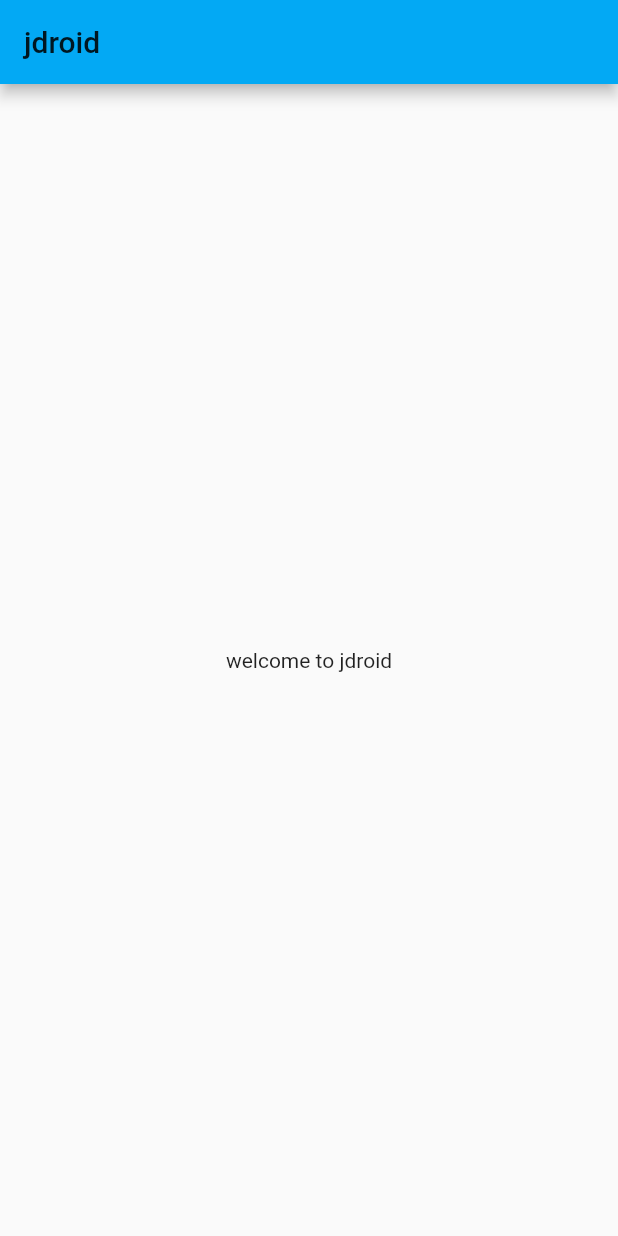
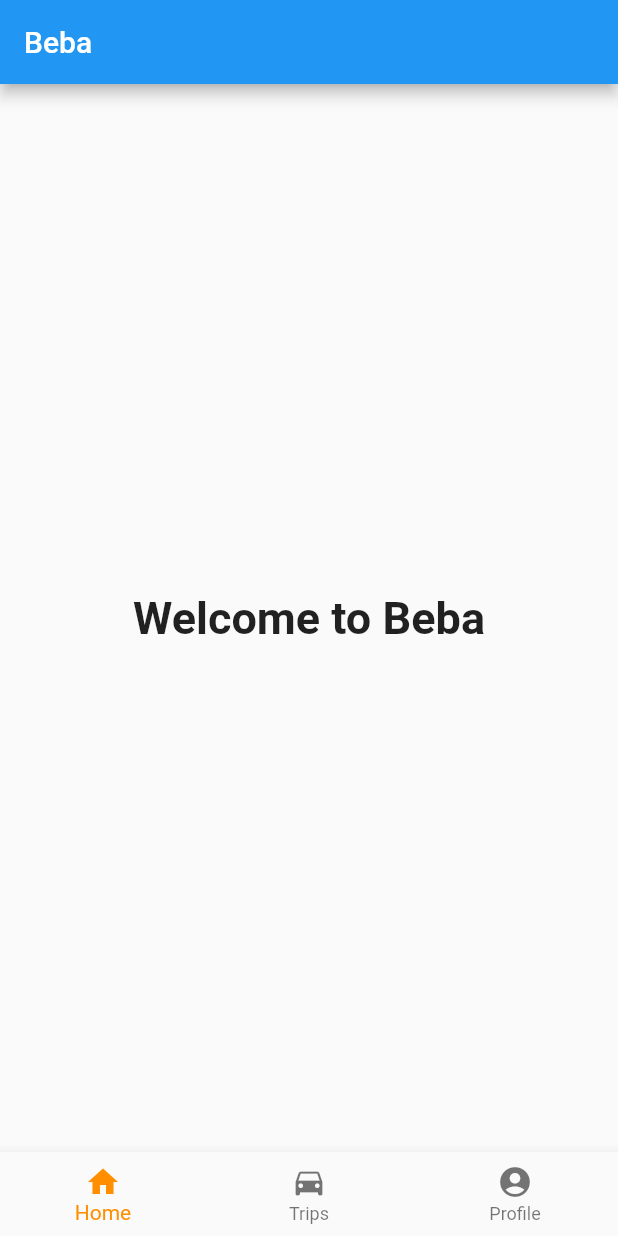
Before and after one commit to jeffubayi/Beba, a Flutter app: the screen it shows after launch, on a phone screen of 412 x 824 dp. Run offline on Flutter 3.47's test engine with Material 2 defaults, Android fonts, the light colour scheme and no system bars.

Commit message:
BottomNav - develop a navbar at the bottom with icons

```diff
--- a/lib/main.dart
+++ b/lib/main.dart
@@ -1,20 +1,81 @@
+
 import 'package:flutter/material.dart';
 
-void main() {
-  runApp(MyApp());
-}
+void main() => runApp(MyApp());
 
+/// This Widget is the main application widget.
 class MyApp extends StatelessWidget {
-  // This widget is the root of your application.
+  static const String _title = 'Jdroid';
+
   @override
   Widget build(BuildContext context) {
     return MaterialApp(
-      theme: ThemeData(primaryColor: Colors.lightBlue),
-      home: Scaffold(
-        appBar:AppBar(title: Text("jdroid"))
-        ,
-        body: Center(child: Text("welcome to jdroid"),)
-    )
+      title: _title,
+      home: MyStatefulWidget(),
     );
   }
 }
+
+class MyStatefulWidget extends StatefulWidget {
+  MyStatefulWidget({Key key}) : super(key: key);
+
+  @override
+  _MyStatefulWidgetState createState() => _MyStatefulWidgetState();
+}
+
+class _MyStatefulWidgetState extends State<MyStatefulWidget> {
+  int _selectedIndex = 0;
+  static const TextStyle optionStyle =
+      TextStyle(fontSize: 30, fontWeight: FontWeight.bold,marginTop:2);
+  static const List<Widget> _widgetOptions = <Widget>[
+    Text(
+      'Welcome to Beba',
+      style: optionStyle,
+    ),
+    Text(
+      'Find Trip',
+      style: optionStyle,
+    ),
+    Text(
+      'My Profile',
+      style: optionStyle,
+    ),
+  ];
+
+  void _onItemTapped(int index) {
+    setState(() {
+      _selectedIndex = index;
+    });
+  }
+
+  @override
+  Widget build(BuildContext context) {
+    return Scaffold(
+      appBar: AppBar(
+        title: const Text('Beba'),
+      ),
+      body: Center(
+        child: _widgetOptions.elementAt(_selectedIndex),
+      ),
+      bottomNavigationBar: BottomNavigationBar(
+        items: const <BottomNavigationBarItem>[
+          BottomNavigationBarItem(
+            icon: Icon(Icons.home),
+            title: Text('Home'),
+          ),
+          BottomNavigationBarItem(
+            icon: Icon(Icons.directions_car),
+            title: Text('Trips'),
+          ),
+          BottomNavigationBarItem(
+            icon: Icon(Icons.account_circle),
+            title: Text('Profile'),
+          ),
+        ],
+        currentIndex: _selectedIndex,
+        selectedItemColor: Colors.amber[800],
+        onTap: _onItemTapped,
+      ),
+    );
+  }
+}
```
